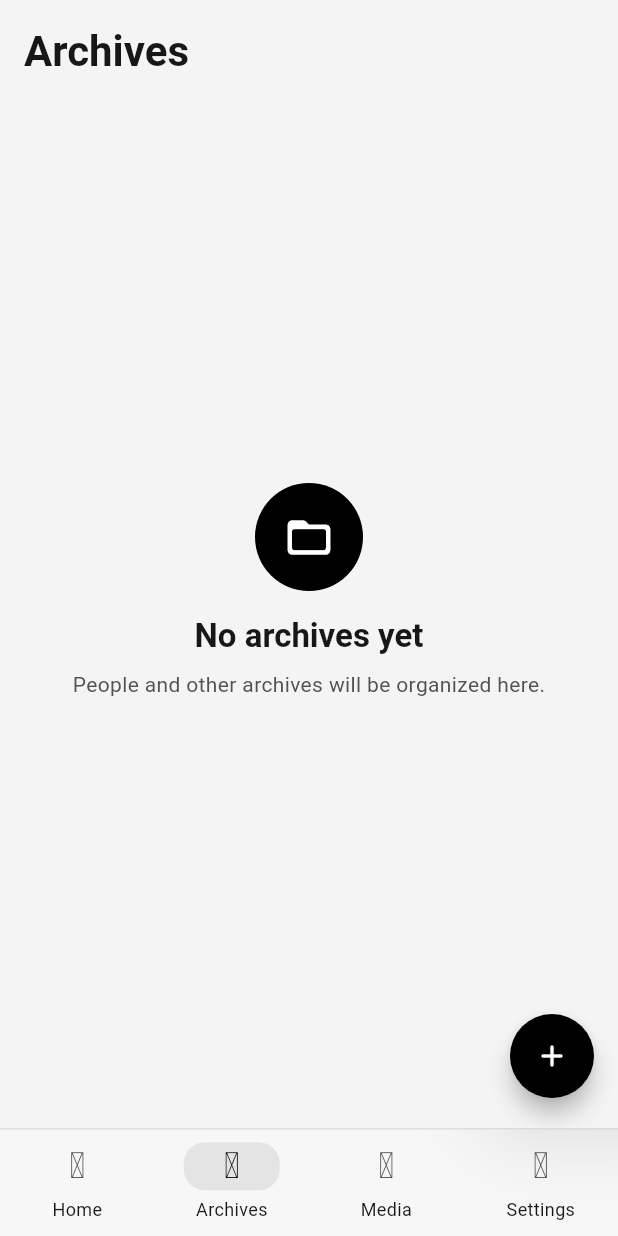
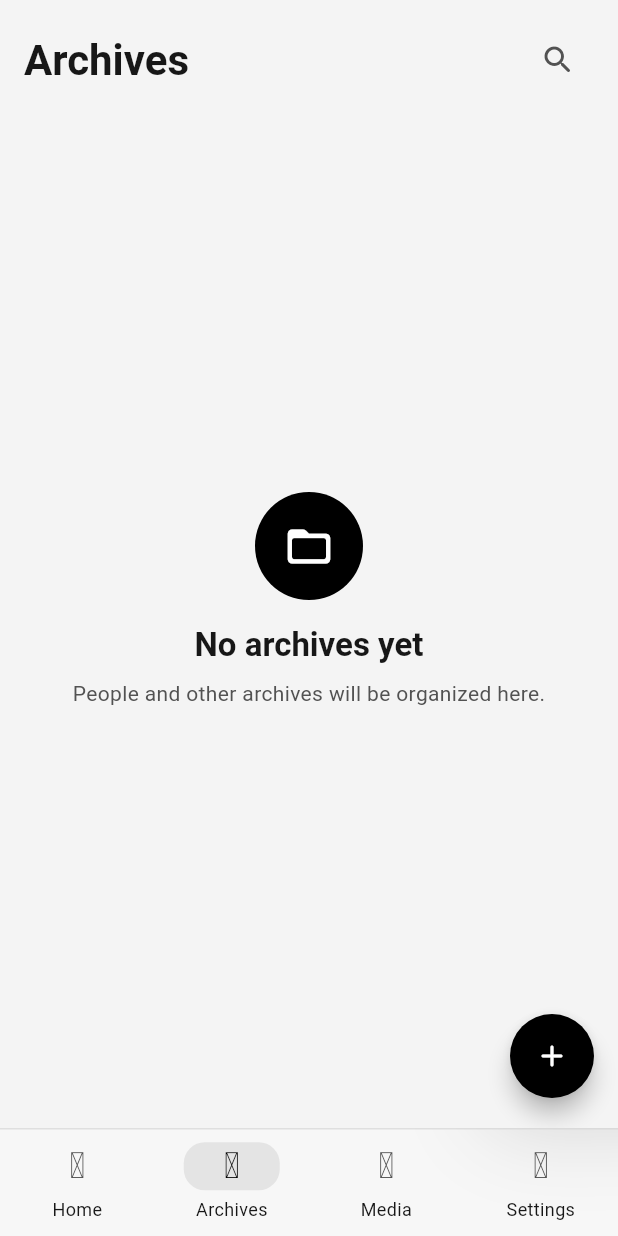
Before and after one commit to GinHsYr/ShadowDiaryMobile, a Flutter app: the ArchivesPage screen opened by its route, on a phone screen of 412 x 824 dp. Run offline on Flutter 3.47's test engine with Material 3 defaults, Android fonts, the phone set to English and light mode, and no system bars; drawn by our look-alikes of dynamic_color; our stand-ins replace easy_date_timeline, file_picker, flutter_image_compress, flutter_riverpod, flutter_slidable, go_router and 6 more; missing offline and left inert: flutter_quill, flutter_quill_delta_from_html, lpinyin, sqlite3, vsc_quill_delta_to_html, wheel_slider; accounts and stored records are empty; statements that could not run were skipped.

Commit message:
arch search

```diff
--- a/lib/features/archives/archives_page.dart
+++ b/lib/features/archives/archives_page.dart
@@ -7,6 +7,7 @@ import 'package:flutter_slidable/flutter_slidable.dart';
 
 import '../../core/archives/archive.dart';
 import '../../core/archives/archive_repository.dart';
+import '../../core/archives/archive_search.dart';
 import '../../core/archives/archive_sort.dart';
 import '../../core/services/archive_image_service.dart';
 import '../../core/theme/app_theme.dart';
@@ -59,7 +60,16 @@ class _ArchivesPageState extends ConsumerState<ArchivesPage> {
 
   final Set<String> _removingIds = {};
   final Map<String, GlobalKey> _groupKeys = {};
+  final TextEditingController _searchController = TextEditingController();
   String? _selectedInitial;
+  String _searchQuery = '';
+  bool _isSearchExpanded = false;
+
+  @override
+  void dispose() {
+    _searchController.dispose();
+    super.dispose();
+  }
 
   @override
   Widget build(BuildContext context) {
@@ -95,9 +105,10 @@ class _ArchivesPageState extends ConsumerState<ArchivesPage> {
                       child: const _ArchivesEmptyState(),
                     );
                   }
+                  final matches = searchArchives(values, _searchQuery);
                   return _buildArchiveList(
                     context,
-                    groupAndSortArchives(values),
+                    groupAndSortArchives(matches),
                   );
                 },
               ),
@@ -122,14 +133,80 @@ class _ArchivesPageState extends ConsumerState<ArchivesPage> {
   }
 
   Widget _buildHeader(BuildContext context) {
-    return Align(
-      alignment: AlignmentDirectional.centerStart,
+    final l10n = AppLocalizations.of(context);
+    return Column(
+      mainAxisSize: MainAxisSize.min,
+      children: [
+        Row(
+          children: [
+            Expanded(
               child: Text(
-        AppLocalizations.of(context).navigationArchives,
-        style: Theme.of(
-          context,
-        ).textTheme.headlineMedium?.copyWith(fontWeight: FontWeight.w700),
+                l10n.navigationArchives,
+                style: Theme.of(context).textTheme.headlineMedium?.copyWith(
+                  fontWeight: FontWeight.w700,
                 ),
+              ),
+            ),
+            IconButton(
+              key: const Key('archive-search-button'),
+              tooltip: _isSearchExpanded
+                  ? l10n.archiveSearchClose
+                  : l10n.archiveSearch,
+              onPressed: _toggleSearch,
+              icon: AnimatedSwitcher(
+                duration: _motionDuration(context, 160),
+                child: Icon(
+                  _isSearchExpanded
+                      ? Icons.close_rounded
+                      : Icons.search_rounded,
+                  key: ValueKey(_isSearchExpanded),
+                ),
+              ),
+            ),
+          ],
+        ),
+        AnimatedSwitcher(
+          duration: _motionDuration(context, 200),
+          switchInCurve: Curves.easeOutCubic,
+          switchOutCurve: Curves.easeInCubic,
+          transitionBuilder: (child, animation) => SizeTransition(
+            sizeFactor: animation,
+            alignment: Alignment.topCenter,
+            child: FadeTransition(opacity: animation, child: child),
+          ),
+          child: _isSearchExpanded
+              ? Padding(
+                  key: const Key('archive-search-area'),
+                  padding: const EdgeInsets.only(top: AppSpacing.sm),
+                  child: TextField(
+                    key: const Key('archive-search-field'),
+                    controller: _searchController,
+                    autofocus: true,
+                    textInputAction: TextInputAction.search,
+                    onChanged: (value) => setState(() => _searchQuery = value),
+                    decoration: InputDecoration(
+                      hintText: l10n.archiveSearchHint,
+                      prefixIcon: const Icon(Icons.search_rounded),
+                      suffixIcon: _searchQuery.isEmpty
+                          ? null
+                          : IconButton(
+                              key: const Key('archive-search-clear-button'),
+                              tooltip: l10n.archiveSearchClear,
+                              onPressed: _clearSearch,
+                              icon: const Icon(Icons.cancel_rounded),
+                            ),
+                      filled: true,
+                      isDense: true,
+                      border: OutlineInputBorder(
+                        borderRadius: BorderRadius.circular(16),
+                        borderSide: BorderSide.none,
+                      ),
+                    ),
+                  ),
+                )
+              : const SizedBox(key: ValueKey('archive-search-collapsed')),
+        ),
+      ],
     );
   }
 
@@ -138,13 +215,31 @@ class _ArchivesPageState extends ConsumerState<ArchivesPage> {
     _groupKeys.removeWhere(
       (initial, key) => !availableInitials.contains(initial),
     );
-    final selectedInitial = availableInitials.contains(_selectedInitial)
+    final selectedInitial = groups.isEmpty
+        ? null
+        : availableInitials.contains(_selectedInitial)
         ? _selectedInitial!
         : groups.first.initial;
+    final showAlphabetRail = !_isSearchExpanded;
     final children = <Widget>[_buildHeader(context)];
+    if (groups.isEmpty) {
+      children.add(
+        const Padding(
+          padding: EdgeInsetsDirectional.fromSTEB(
+            AppSpacing.lg,
+            96,
+            AppSpacing.lg,
+            112,
+          ),
+          child: _ArchiveSearchEmptyState(),
+        ),
+      );
+    } else {
       for (final group in groups) {
         final groupKey = _groupKeys.putIfAbsent(group.initial, GlobalKey.new);
-      children.add(_ArchiveGroupHeader(key: groupKey, initial: group.initial));
+        children.add(
+          _ArchiveGroupHeader(key: groupKey, initial: group.initial),
+        );
         for (final archive in group.archives) {
           final isRemoving = _removingIds.contains(archive.id);
           children.add(
@@ -166,6 +261,7 @@ class _ArchivesPageState extends ConsumerState<ArchivesPage> {
         }
       }
       children.add(const SizedBox(height: 112));
+    }
 
     return Stack(
       key: const ValueKey('archives-data'),
@@ -173,16 +269,17 @@ class _ArchivesPageState extends ConsumerState<ArchivesPage> {
         CustomScrollView(
           slivers: [
             SliverPadding(
-              padding: const EdgeInsetsDirectional.fromSTEB(
+              padding: EdgeInsetsDirectional.fromSTEB(
                 AppSpacing.md,
                 AppSpacing.md,
-                46,
+                showAlphabetRail ? 46 : AppSpacing.md,
                 0,
               ),
               sliver: SliverList.list(children: children),
             ),
           ],
         ),
+        if (showAlphabetRail && selectedInitial != null)
           PositionedDirectional(
             top: 72,
             end: 4,
@@ -198,6 +295,25 @@ class _ArchivesPageState extends ConsumerState<ArchivesPage> {
           ),
       ],
     );
+  }
+
+  void _toggleSearch() {
+    if (_isSearchExpanded) {
+      _searchController.clear();
+      FocusManager.instance.primaryFocus?.unfocus();
+      setState(() {
+        _isSearchExpanded = false;
+        _searchQuery = '';
+      });
+      return;
+    }
+
+    setState(() => _isSearchExpanded = true);
+  }
+
+  void _clearSearch() {
+    _searchController.clear();
+    setState(() => _searchQuery = '');
   }
 
   Future<void> _jumpToInitial(String initial) async {
@@ -321,6 +437,21 @@ class _ArchivesEmptyState extends StatelessWidget {
       icon: Icons.folder_open_rounded,
       title: l10n.archivesEmptyTitle,
       body: l10n.archivesEmptyBody,
+    );
+  }
+}
+
+class _ArchiveSearchEmptyState extends StatelessWidget {
+  const _ArchiveSearchEmptyState();
+
+  @override
+  Widget build(BuildContext context) {
+    final l10n = AppLocalizations.of(context);
+    return AppEmptyState(
+      key: const Key('archives-search-empty-state'),
+      icon: Icons.search_off_rounded,
+      title: l10n.archiveSearchNoResultsTitle,
+      body: l10n.archiveSearchNoResultsBody,
     );
   }
 }
--- a/lib/l10n/app_en.arb
+++ b/lib/l10n/app_en.arb
@@ -34,6 +34,12 @@
   "archivesEmptyTitle": "No archives yet",
   "archivesEmptyBody": "People and other archives will be organized here.",
   "archiveAdd": "Add archive",
+  "archiveSearch": "Search archives",
+  "archiveSearchClose": "Close search",
+  "archiveSearchHint": "Search names, aliases, or pinyin",
+  "archiveSearchClear": "Clear search",
+  "archiveSearchNoResultsTitle": "No archives found",
+  "archiveSearchNoResultsBody": "Try a name, alias, pinyin initials, or full pinyin.",
   "archiveTypePerson": "Person",
   "archiveTypeOther": "Other",
   "save": "Save",
--- a/lib/l10n/app_localizations.dart
+++ b/lib/l10n/app_localizations.dart
@@ -265,6 +265,42 @@ abstract class AppLocalizations {
   /// In zh, this message translates to:
   /// **'添加档案'**
   String get archiveAdd;
+
+  /// No description provided for @archiveSearch.
+  ///
+  /// In zh, this message translates to:
+  /// **'搜索档案'**
+  String get archiveSearch;
+
+  /// No description provided for @archiveSearchClose.
+  ///
+  /// In zh, this message translates to:
+  /// **'关闭搜索'**
+  String get archiveSearchClose;
+
+  /// No description provided for @archiveSearchHint.
+  ///
+  /// In zh, this message translates to:
+  /// **'搜索名称、别名或拼音'**
+  String get archiveSearchHint;
+
+  /// No description provided for @archiveSearchClear.
+  ///
+  /// In zh, this message translates to:
+  /// **'清除搜索'**
+  String get archiveSearchClear;
+
+  /// No description provided for @archiveSearchNoResultsTitle.
+  ///
+  /// In zh, this message translates to:
+  /// **'没有找到档案'**
+  String get archiveSearchNoResultsTitle;
+
+  /// No description provided for @archiveSearchNoResultsBody.
+  ///
+  /// In zh, this message translates to:
+  /// **'试试名称、别名、拼音首字母或全拼。'**
+  String get archiveSearchNoResultsBody;
 
   /// No description provided for @archiveTypePerson.
   ///
--- a/lib/l10n/app_zh.arb
+++ b/lib/l10n/app_zh.arb
@@ -34,6 +34,12 @@
   "archivesEmptyTitle": "还没有档案",
   "archivesEmptyBody": "人物与其他档案会在这里集中整理。",
   "archiveAdd": "添加档案",
+  "archiveSearch": "搜索档案",
+  "archiveSearchClose": "关闭搜索",
+  "archiveSearchHint": "搜索名称、别名或拼音",
+  "archiveSearchClear": "清除搜索",
+  "archiveSearchNoResultsTitle": "没有找到档案",
+  "archiveSearchNoResultsBody": "试试名称、别名、拼音首字母或全拼。",
   "archiveTypePerson": "人物",
   "archiveTypeOther": "其他",
   "save": "保存",
```
Also changed, not shown: lib/core/archives/archive_search.dart (added, +39 -0 lines), lib/l10n/app_localizations_en.dart (+19 -0 lines), lib/l10n/app_localizations_zh.dart (+18 -0 lines), 2 other files. Lines whose indentation alone changed are shown as unchanged.
